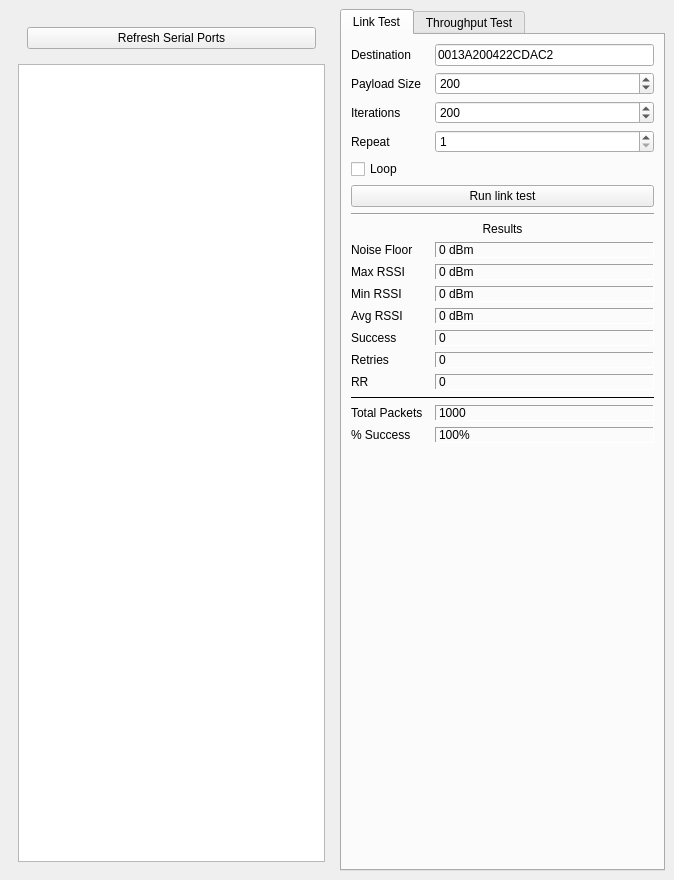
This is Frontend/Windows/RadioControlsWindow/RadioControlsWindow.ui in WPI-HPRC/gs-control-2024-2025 as Qt 5 draws it before an edit. The edited form follows.
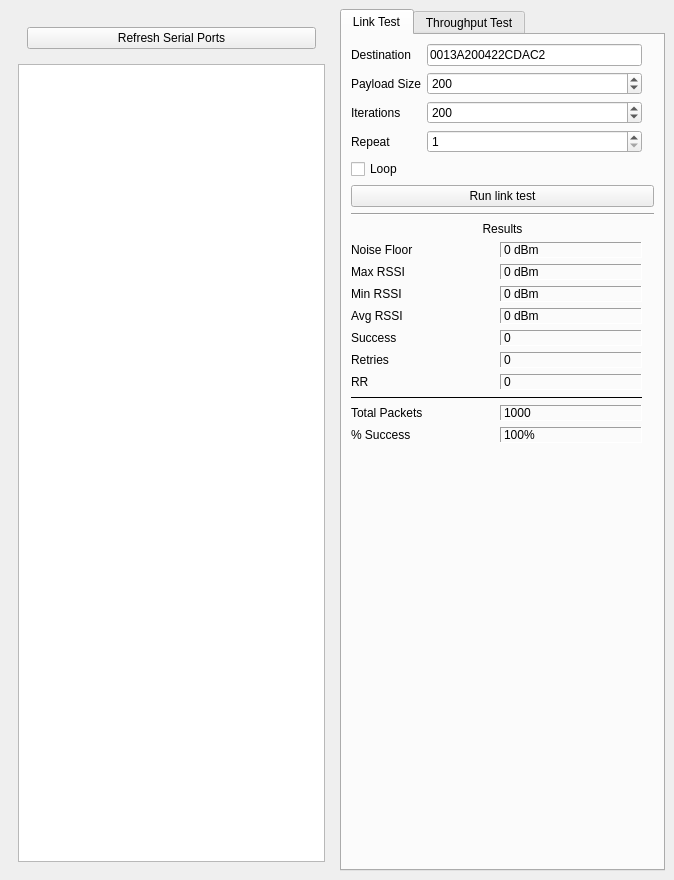
This is the edited form. The open tabs and pages were chosen to show the change. Custom widgets are drawn as their Qt base class.

Commit message: simplified code and fixed bugs with button

What changed in the file:
```diff
--- a/Frontend/Windows/RadioControlsWindow/RadioControlsWindow.ui
+++ b/Frontend/Windows/RadioControlsWindow/RadioControlsWindow.ui
@@ -126,142 +126,36 @@
         <string>Link Test</string>
        </attribute>
        <layout class="QGridLayout" name="gridLayout">
-        <item row="1" column="1">
-         <widget class="QLabel" name="label">
-          <property name="text">
-           <string>Destination</string>
-          </property>
-         </widget>
-        </item>
-        <item row="12" column="1">
-         <widget class="QLabel" name="label_12">
-          <property name="text">
-           <string>Min RSSI</string>
-          </property>
-         </widget>
-        </item>
-        <item row="2" column="1">
+        <item row="0" column="1">
+         <widget class="QWidget" name="LinkTest_ParamsContainer" native="true">
+          <layout class="QGridLayout" name="gridLayout_3">
+           <property name="leftMargin">
+            <number>0</number>
+           </property>
+           <property name="topMargin">
+            <number>0</number>
+           </property>
+           <property name="rightMargin">
+            <number>0</number>
+           </property>
+           <property name="bottomMargin">
+            <number>0</number>
+           </property>
+           <item row="1" column="0">
          <widget class="QLabel" name="label_2">
           <property name="text">
            <string>Payload Size</string>
           </property>
          </widget>
         </item>
-        <item row="7" column="1" colspan="3">
-         <widget class="Line" name="line">
-          <property name="orientation">
-           <enum>Qt::Orientation::Horizontal</enum>
-          </property>
-         </widget>
-        </item>
-        <item row="18" column="1">
-         <widget class="QLabel" name="label_9">
-          <property name="text">
-           <string>Retries</string>
-          </property>
-         </widget>
-        </item>
-        <item row="4" column="1">
-         <widget class="QLabel" name="label_5">
-          <property name="text">
-           <string>Repeat</string>
-          </property>
-         </widget>
-        </item>
-        <item row="17" column="3">
-         <widget class="QLabel" name="LinkTestResults_Success">
-          <property name="frameShape">
-           <enum>QFrame::Shape::Panel</enum>
-          </property>
-          <property name="frameShadow">
-           <enum>QFrame::Shadow::Sunken</enum>
-          </property>
-          <property name="text">
-           <string>0</string>
-          </property>
-         </widget>
-        </item>
-        <item row="11" column="1">
-         <widget class="QLabel" name="label_11">
-          <property name="text">
-           <string>Max RSSI</string>
-          </property>
-         </widget>
-        </item>
-        <item row="9" column="3">
-         <widget class="QLabel" name="LinkTestResults_NoiseFloor">
-          <property name="frameShape">
-           <enum>QFrame::Shape::Panel</enum>
-          </property>
-          <property name="frameShadow">
-           <enum>QFrame::Shadow::Sunken</enum>
-          </property>
-          <property name="text">
-           <string>0 dBm</string>
-          </property>
-         </widget>
-        </item>
-        <item row="16" column="3">
-         <widget class="QLabel" name="LinkTestResults_AvgRssi">
-          <property name="frameShape">
-           <enum>QFrame::Shape::Panel</enum>
-          </property>
-          <property name="frameShadow">
-           <enum>QFrame::Shadow::Sunken</enum>
-          </property>
-          <property name="text">
-           <string>0 dBm</string>
-          </property>
-         </widget>
-        </item>
-        <item row="17" column="1">
-         <widget class="QLabel" name="label_8">
-          <property name="text">
-           <string>Success</string>
-          </property>
-         </widget>
-        </item>
-        <item row="3" column="1">
+           <item row="2" column="0">
          <widget class="QLabel" name="label_3">
           <property name="text">
            <string>Iterations</string>
           </property>
          </widget>
         </item>
-        <item row="16" column="1">
-         <widget class="QLabel" name="label_13">
-          <property name="text">
-           <string>Avg RSSI</string>
-          </property>
-         </widget>
-        </item>
-        <item row="4" column="3">
-         <widget class="QSpinBox" name="LinkTest_Repeat">
-          <property name="minimum">
-           <number>1</number>
-          </property>
-          <property name="maximum">
-           <number>200</number>
-          </property>
-          <property name="singleStep">
-           <number>10</number>
-          </property>
-         </widget>
-        </item>
-        <item row="11" column="3">
-         <widget class="QLabel" name="LinkTestResults_MaxRssi">
-          <property name="frameShape">
-           <enum>QFrame::Shape::Panel</enum>
-          </property>
-          <property name="frameShadow">
-           <enum>QFrame::Shadow::Sunken</enum>
-          </property>
-          <property name="text">
-           <string>0 dBm</string>
-          </property>
-         </widget>
-        </item>
-        <item row="3" column="3">
+           <item row="2" column="1">
          <widget class="QSpinBox" name="LinkTest_Iterations">
           <property name="minimum">
            <number>1</number>
@@ -277,47 +171,50 @@
           </property>
          </widget>
         </item>
-        <item row="12" column="3">
-         <widget class="QLabel" name="LinkTestResults_MinRssi">
-          <property name="frameShape">
-           <enum>QFrame::Shape::Panel</enum>
-          </property>
-          <property name="frameShadow">
-           <enum>QFrame::Shadow::Sunken</enum>
-          </property>
+           <item row="3" column="0">
+            <widget class="QLabel" name="label_5">
           <property name="text">
-           <string>0 dBm</string>
+              <string>Repeat</string>
           </property>
          </widget>
         </item>
-        <item row="6" column="1" colspan="3">
-         <widget class="QPushButton" name="LinkTest_Button">
+           <item row="0" column="0">
+            <widget class="QLabel" name="label">
           <property name="text">
-           <string>Run link test</string>
+              <string>Destination</string>
           </property>
          </widget>
         </item>
-        <item row="18" column="3">
-         <widget class="QLabel" name="LinkTestResults_Retries">
-          <property name="frameShape">
-           <enum>QFrame::Shape::Panel</enum>
-          </property>
-          <property name="frameShadow">
-           <enum>QFrame::Shadow::Sunken</enum>
-          </property>
-          <property name="text">
-           <string>0</string>
+           <item row="3" column="1">
+            <widget class="QSpinBox" name="LinkTest_Repeat">
+             <property name="minimum">
+              <number>1</number>
+             </property>
+             <property name="maximum">
+              <number>200</number>
+             </property>
+             <property name="singleStep">
+              <number>10</number>
           </property>
          </widget>
         </item>
-        <item row="9" column="1">
-         <widget class="QLabel" name="label_6">
-          <property name="text">
-           <string>Noise Floor</string>
-          </property>
-         </widget>
-        </item>
-        <item row="1" column="3">
+           <item row="1" column="1">
+            <widget class="QSpinBox" name="LinkTest_PayloadSize">
+             <property name="minimum">
+              <number>1</number>
+             </property>
+             <property name="maximum">
+              <number>256</number>
+             </property>
+             <property name="singleStep">
+              <number>20</number>
+             </property>
+             <property name="value">
+              <number>200</number>
+             </property>
+            </widget>
+           </item>
+           <item row="0" column="1">
          <widget class="QLineEdit" name="LinkTest_DestinationAddress">
           <property name="inputMask">
            <string notr="true"/>
@@ -333,17 +230,17 @@
           </property>
          </widget>
         </item>
-        <item row="8" column="1" colspan="3">
-         <widget class="QLabel" name="label_4">
+           <item row="4" column="0">
+            <widget class="QCheckBox" name="LinkTest_Loop">
           <property name="text">
-           <string>Results</string>
-          </property>
-          <property name="alignment">
-           <set>Qt::AlignmentFlag::AlignCenter</set>
-          </property>
-         </widget>
-        </item>
-        <item row="23" column="1" colspan="3">
+              <string>Loop</string>
+             </property>
+            </widget>
+           </item>
+          </layout>
+         </widget>
+        </item>
+        <item row="24" column="1" colspan="3">
          <spacer name="verticalSpacer">
           <property name="orientation">
            <enum>Qt::Orientation::Vertical</enum>
@@ -356,7 +253,46 @@
           </property>
          </spacer>
         </item>
-        <item row="19" column="3">
+        <item row="7" column="1" colspan="3">
+         <widget class="Line" name="line">
+          <property name="orientation">
+           <enum>Qt::Orientation::Horizontal</enum>
+          </property>
+         </widget>
+        </item>
+        <item row="6" column="1" colspan="3">
+         <widget class="QPushButton" name="LinkTest_Button">
+          <property name="text">
+           <string>Run link test</string>
+          </property>
+         </widget>
+        </item>
+        <item row="8" column="1" colspan="3">
+         <widget class="QLabel" name="label_4">
+          <property name="text">
+           <string>Results</string>
+          </property>
+          <property name="alignment">
+           <set>Qt::AlignmentFlag::AlignCenter</set>
+          </property>
+         </widget>
+        </item>
+        <item row="9" column="1">
+         <widget class="QWidget" name="LinkTest_ResultsContainer" native="true">
+          <layout class="QGridLayout" name="gridLayout_8">
+           <property name="leftMargin">
+            <number>0</number>
+           </property>
+           <property name="topMargin">
+            <number>0</number>
+           </property>
+           <property name="rightMargin">
+            <number>0</number>
+           </property>
+           <property name="bottomMargin">
+            <number>0</number>
+           </property>
+           <item row="6" column="1">
          <widget class="QLabel" name="LinkTestResults_RR">
           <property name="frameShape">
            <enum>QFrame::Shape::Panel</enum>
@@ -369,37 +305,114 @@
           </property>
          </widget>
         </item>
-        <item row="19" column="1">
+           <item row="1" column="1">
+            <widget class="QLabel" name="LinkTestResults_MaxRssi">
+             <property name="frameShape">
+              <enum>QFrame::Shape::Panel</enum>
+             </property>
+             <property name="frameShadow">
+              <enum>QFrame::Shadow::Sunken</enum>
+             </property>
+             <property name="text">
+              <string>0 dBm</string>
+             </property>
+            </widget>
+           </item>
+           <item row="8" column="0">
+            <widget class="QLabel" name="label_7">
+             <property name="text">
+              <string>Total Packets</string>
+             </property>
+            </widget>
+           </item>
+           <item row="4" column="0">
+            <widget class="QLabel" name="label_8">
+             <property name="text">
+              <string>Success</string>
+             </property>
+            </widget>
+           </item>
+           <item row="0" column="0">
+            <widget class="QLabel" name="label_6">
+             <property name="text">
+              <string>Noise Floor</string>
+             </property>
+            </widget>
+           </item>
+           <item row="2" column="0">
+            <widget class="QLabel" name="label_12">
+             <property name="text">
+              <string>Min RSSI</string>
+             </property>
+            </widget>
+           </item>
+           <item row="4" column="1">
+            <widget class="QLabel" name="LinkTestResults_Success">
+             <property name="frameShape">
+              <enum>QFrame::Shape::Panel</enum>
+             </property>
+             <property name="frameShadow">
+              <enum>QFrame::Shadow::Sunken</enum>
+             </property>
+             <property name="text">
+              <string>0</string>
+             </property>
+            </widget>
+           </item>
+           <item row="6" column="0">
          <widget class="QLabel" name="label_10">
           <property name="text">
            <string>RR</string>
           </property>
          </widget>
         </item>
-        <item row="2" column="3">
-         <widget class="QSpinBox" name="LinkTest_PayloadSize">
-          <property name="minimum">
-           <number>1</number>
-          </property>
-          <property name="maximum">
-           <number>256</number>
-          </property>
-          <property name="singleStep">
-           <number>20</number>
-          </property>
-          <property name="value">
-           <number>200</number>
+           <item row="1" column="0">
+            <widget class="QLabel" name="label_11">
+             <property name="text">
+              <string>Max RSSI</string>
+             </property>
+            </widget>
+           </item>
+           <item row="5" column="1">
+            <widget class="QLabel" name="LinkTestResults_Retries">
+             <property name="frameShape">
+              <enum>QFrame::Shape::Panel</enum>
+             </property>
+             <property name="frameShadow">
+              <enum>QFrame::Shadow::Sunken</enum>
+             </property>
+             <property name="text">
+              <string>0</string>
           </property>
          </widget>
         </item>
-        <item row="5" column="1" colspan="3">
-         <widget class="QCheckBox" name="LinkTest_Loop">
+           <item row="2" column="1">
+            <widget class="QLabel" name="LinkTestResults_MinRssi">
+             <property name="frameShape">
+              <enum>QFrame::Shape::Panel</enum>
+             </property>
+             <property name="frameShadow">
+              <enum>QFrame::Shadow::Sunken</enum>
+             </property>
           <property name="text">
-           <string>Loop</string>
+              <string>0 dBm</string>
           </property>
          </widget>
         </item>
-        <item row="20" column="1" colspan="3">
+           <item row="3" column="1">
+            <widget class="QLabel" name="LinkTestResults_AvgRssi">
+             <property name="frameShape">
+              <enum>QFrame::Shape::Panel</enum>
+             </property>
+             <property name="frameShadow">
+              <enum>QFrame::Shadow::Sunken</enum>
+             </property>
+             <property name="text">
+              <string>0 dBm</string>
+             </property>
+            </widget>
+           </item>
+           <item row="7" column="0" colspan="2">
          <widget class="Line" name="line_2">
           <property name="frameShadow">
            <enum>QFrame::Shadow::Plain</enum>
@@ -409,21 +422,27 @@
           </property>
          </widget>
         </item>
-        <item row="21" column="1">
-         <widget class="QLabel" name="label_7">
+           <item row="3" column="0">
+            <widget class="QLabel" name="label_13">
           <property name="text">
-           <string>Total Packets</string>
+              <string>Avg RSSI</string>
           </property>
          </widget>
         </item>
-        <item row="22" column="1">
-         <widget class="QLabel" name="label_14">
+           <item row="0" column="1">
+            <widget class="QLabel" name="LinkTestResults_NoiseFloor">
+             <property name="frameShape">
+              <enum>QFrame::Shape::Panel</enum>
+             </property>
+             <property name="frameShadow">
+              <enum>QFrame::Shadow::Sunken</enum>
+             </property>
           <property name="text">
-           <string>% Success</string>
+              <string>0 dBm</string>
           </property>
          </widget>
         </item>
-        <item row="21" column="3">
+           <item row="8" column="1">
          <widget class="QLabel" name="LinkTestResults_TotalPackets">
           <property name="frameShape">
            <enum>QFrame::Shape::Panel</enum>
@@ -436,7 +455,14 @@
           </property>
          </widget>
         </item>
-        <item row="22" column="3">
+           <item row="5" column="0">
+            <widget class="QLabel" name="label_9">
+             <property name="text">
+              <string>Retries</string>
+             </property>
+            </widget>
+           </item>
+           <item row="9" column="1">
          <widget class="QLabel" name="LinkTestResults_PercentSuccess">
           <property name="frameShape">
            <enum>QFrame::Shape::Panel</enum>
@@ -447,6 +473,16 @@
           <property name="text">
            <string>100%</string>
           </property>
+            </widget>
+           </item>
+           <item row="9" column="0">
+            <widget class="QLabel" name="label_14">
+             <property name="text">
+              <string>% Success</string>
+             </property>
+            </widget>
+           </item>
+          </layout>
          </widget>
         </item>
        </layout>
```
Left out of the diff: 2 changed lines with no effect on the pictures. Lines whose indentation alone changed are shown as unchanged. The commit also changes 2 other files.
